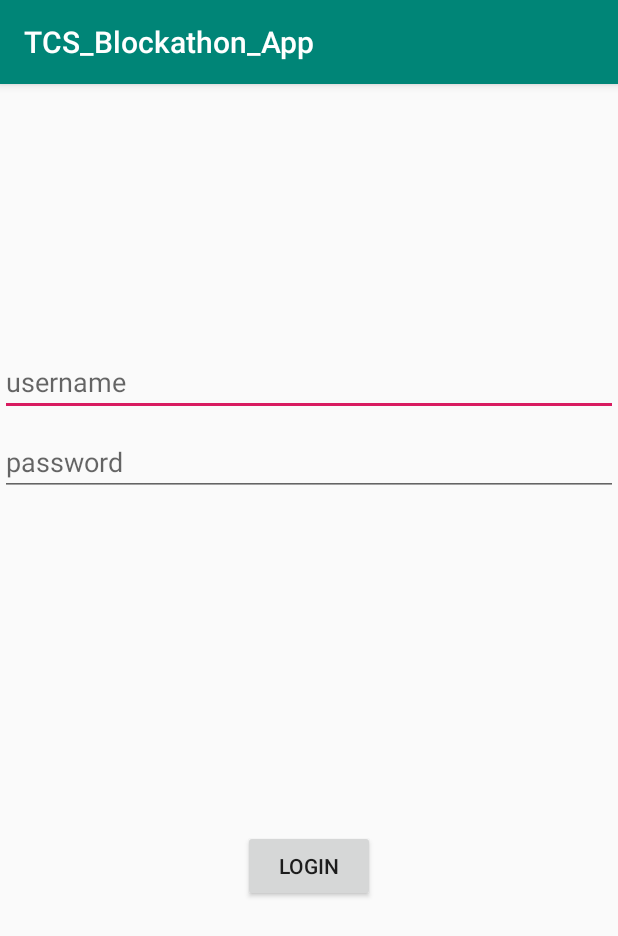
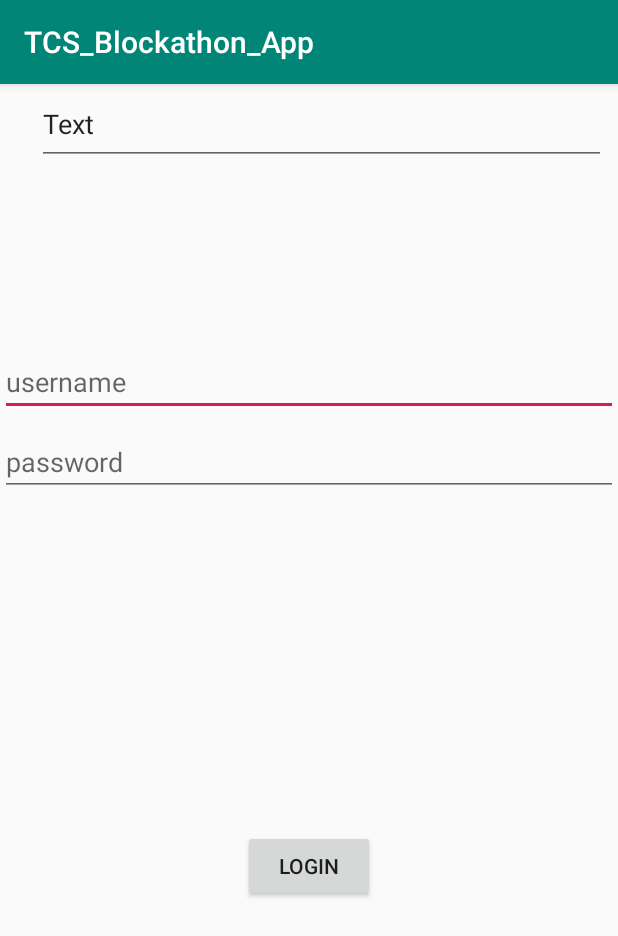
Before and after one commit to josephv7/TCS_Blockathon_2018, an Android app: the screen it shows after launch (Login), on a phone screen of 412 x 824 dp. Shown: the top 936 px of the screen. Run offline under Robolectric (Android 15) with nearby library versions, the phone set to English and light mode, and no system bars; our stand-ins replace Firebase (no records; nobody signed in at launch, a user with empty details on screens opened directly).

Commit message:
retrofit working

```diff
--- a/TCS_Blockathon_App/app/src/main/res/layout/activity_login.xml
+++ b/TCS_Blockathon_App/app/src/main/res/layout/activity_login.xml
@@ -37,4 +37,18 @@
         app:layout_constraintStart_toStartOf="parent"
         app:layout_constraintTop_toBottomOf="@+id/password" />
 
+    <EditText
+        android:id="@+id/url_text"
+        android:layout_width="379dp"
+        android:layout_height="54dp"
+        android:layout_marginEnd="8dp"
+        android:layout_marginStart="8dp"
+        android:ems="10"
+        android:inputType="textPersonName"
+        android:text="Text"
+        app:layout_constraintEnd_toEndOf="parent"
+        app:layout_constraintHorizontal_bias="1.0"
+        app:layout_constraintStart_toStartOf="parent"
+        tools:layout_editor_absoluteY="16dp" />
+
 </android.support.constraint.ConstraintLayout>
```
Also changed, not shown: TCS_Blockathon_App/app/src/main/AndroidManifest.xml (+7 -0 lines), TCS_Blockathon_App/app/src/main/java/com/knights/blockathonapp/Api.java (+2 -5 lines), TCS_Blockathon_App/app/src/main/java/com/knights/blockathonapp/DoctorsActivity.java (+17 -4 lines), TCS_Blockathon_App/app/src/main/java/com/knights/blockathonapp/ListviewAdapter.java (+6 -10 lines), TCS_Blockathon_App/app/src/main/res/layout/listview_item.xml (+14 -4 lines).
